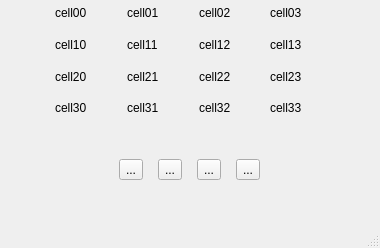
Old version of the form src/mainwindow.ui in the repository winter78102/Game2048.
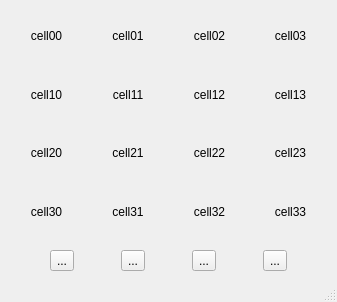
New version of the form. Icons and pictures are not drawn.

Commit message: Edit the page size policy

```diff
--- a/src/mainwindow.ui
+++ b/src/mainwindow.ui
@@ -6,12 +6,12 @@
    <rect>
     <x>0</x>
     <y>0</y>
-    <width>380</width>
-    <height>248</height>
+    <width>337</width>
+    <height>302</height>
    </rect>
   </property>
   <property name="sizePolicy">
-   <sizepolicy hsizetype="Preferred" vsizetype="Preferred">
+   <sizepolicy hsizetype="Expanding" vsizetype="Expanding">
     <horstretch>2</horstretch>
     <verstretch>0</verstretch>
    </sizepolicy>
@@ -20,117 +20,85 @@
    <string>MainWindow</string>
   </property>
   <widget class="QWidget" name="centralwidget">
-   <widget class="QWidget" name="horizontalLayoutWidget">
-    <property name="geometry">
-     <rect>
-      <x>300</x>
-      <y>460</y>
-      <width>160</width>
-      <height>80</height>
-     </rect>
-    </property>
-    <layout class="QHBoxLayout" name="horizontalLayout">
+   <property name="sizePolicy">
+    <sizepolicy hsizetype="Expanding" vsizetype="Expanding">
+     <horstretch>1</horstretch>
+     <verstretch>1</verstretch>
+    </sizepolicy>
+   </property>
+   <layout class="QVBoxLayout" name="verticalLayout">
      <item>
-      <widget class="QToolButton" name="toolButton_2">
-       <property name="text">
-        <string>...</string>
-       </property>
-       <property name="icon">
-        <iconset>
-         <normaloff>resources/Left.JPG</normaloff>resources/Left.JPG</iconset>
-       </property>
-      </widget>
-     </item>
-     <item>
-      <widget class="QToolButton" name="RIGHT">
-       <property name="text">
-        <string>...</string>
-       </property>
-       <property name="icon">
-        <iconset>
-         <normaloff>resources/Right.JPG</normaloff>resources/Right.JPG</iconset>
-       </property>
-      </widget>
-     </item>
-    </layout>
-   </widget>
-   <widget class="QWidget" name="horizontalLayoutWidget_2">
-    <property name="geometry">
-     <rect>
-      <x>110</x>
-      <y>130</y>
-      <width>160</width>
-      <height>80</height>
-     </rect>
-    </property>
-    <layout class="QHBoxLayout" name="horizontalLayout_2">
-     <item>
-      <widget class="QToolButton" name="Left">
-       <property name="text">
-        <string>...</string>
-       </property>
-       <property name="icon">
-        <iconset>
-         <normaloff>resources/Left.JPG</normaloff>resources/Left.JPG</iconset>
-       </property>
-      </widget>
-     </item>
-     <item>
-      <widget class="QToolButton" name="UP">
-       <property name="text">
-        <string>...</string>
-       </property>
-       <property name="icon">
-        <iconset>
-         <normaloff>resources/UP.JPG</normaloff>resources/UP.JPG</iconset>
-       </property>
-      </widget>
-     </item>
-     <item>
-      <widget class="QToolButton" name="Down">
-       <property name="text">
-        <string>...</string>
-       </property>
-       <property name="icon">
-        <iconset>
-         <normaloff>resources/Down.JPG</normaloff>resources/Down.JPG</iconset>
-       </property>
-      </widget>
-     </item>
-     <item>
-      <widget class="QToolButton" name="Right">
-       <property name="text">
-        <string>...</string>
-       </property>
-       <property name="icon">
-        <iconset>
-         <normaloff>resources/Right.JPG</normaloff>resources/Right.JPG</iconset>
-       </property>
-      </widget>
-     </item>
-    </layout>
-   </widget>
-   <widget class="QWidget" name="gridLayoutWidget">
-    <property name="geometry">
-     <rect>
-      <x>55</x>
-      <y>0</y>
-      <width>281</width>
-      <height>121</height>
-     </rect>
-    </property>
-    <layout class="QGridLayout" name="gridLayout">
+     <layout class="QGridLayout" name="gridLayout" rowstretch="0,0,0,0">
+      <property name="sizeConstraint">
+       <enum>QLayout::SizeConstraint::SetDefaultConstraint</enum>
+      </property>
      <item row="1" column="1">
       <widget class="QLabel" name="cell11">
        <property name="text">
         <string>cell11</string>
        </property>
-      </widget>
-     </item>
-     <item row="1" column="0">
-      <widget class="QLabel" name="cell10">
+        <property name="alignment">
+         <set>Qt::AlignmentFlag::AlignCenter</set>
+        </property>
+       </widget>
+      </item>
+      <item row="1" column="2">
+       <widget class="QLabel" name="cell12">
        <property name="text">
-        <string>cell10</string>
+         <string>cell12</string>
+        </property>
+        <property name="alignment">
+         <set>Qt::AlignmentFlag::AlignCenter</set>
+        </property>
+       </widget>
+      </item>
+      <item row="1" column="3">
+       <widget class="QLabel" name="cell13">
+        <property name="text">
+         <string>cell13</string>
+        </property>
+        <property name="alignment">
+         <set>Qt::AlignmentFlag::AlignCenter</set>
+        </property>
+       </widget>
+      </item>
+      <item row="0" column="2">
+       <widget class="QLabel" name="cell02">
+        <property name="text">
+         <string>cell02</string>
+        </property>
+        <property name="alignment">
+         <set>Qt::AlignmentFlag::AlignCenter</set>
+        </property>
+       </widget>
+      </item>
+      <item row="3" column="0">
+       <widget class="QLabel" name="cell30">
+        <property name="text">
+         <string>cell30</string>
+        </property>
+        <property name="alignment">
+         <set>Qt::AlignmentFlag::AlignCenter</set>
+        </property>
+       </widget>
+      </item>
+      <item row="0" column="3">
+       <widget class="QLabel" name="cell03">
+        <property name="text">
+         <string>cell03</string>
+        </property>
+        <property name="alignment">
+         <set>Qt::AlignmentFlag::AlignCenter</set>
+        </property>
+       </widget>
+      </item>
+      <item row="0" column="1">
+       <widget class="QLabel" name="cell01">
+        <property name="text">
+         <string>cell01</string>
+        </property>
+        <property name="alignment">
+         <set>Qt::AlignmentFlag::AlignCenter</set>
        </property>
       </widget>
      </item>
@@ -139,6 +107,9 @@
        <property name="text">
         <string>cell20</string>
        </property>
+        <property name="alignment">
+         <set>Qt::AlignmentFlag::AlignCenter</set>
+        </property>
       </widget>
      </item>
      <item row="2" column="1">
@@ -146,6 +117,29 @@
        <property name="text">
         <string>cell21</string>
        </property>
+        <property name="alignment">
+         <set>Qt::AlignmentFlag::AlignCenter</set>
+        </property>
+       </widget>
+      </item>
+      <item row="2" column="3">
+       <widget class="QLabel" name="cell23">
+        <property name="text">
+         <string>cell23</string>
+        </property>
+        <property name="alignment">
+         <set>Qt::AlignmentFlag::AlignCenter</set>
+        </property>
+       </widget>
+      </item>
+      <item row="3" column="2">
+       <widget class="QLabel" name="cell32">
+        <property name="text">
+         <string>cell32</string>
+        </property>
+        <property name="alignment">
+         <set>Qt::AlignmentFlag::AlignCenter</set>
+        </property>
       </widget>
      </item>
      <item row="3" column="1">
@@ -153,6 +147,29 @@
        <property name="text">
         <string>cell31</string>
        </property>
+        <property name="alignment">
+         <set>Qt::AlignmentFlag::AlignCenter</set>
+        </property>
+       </widget>
+      </item>
+      <item row="2" column="2">
+       <widget class="QLabel" name="cell22">
+        <property name="text">
+         <string>cell22</string>
+        </property>
+        <property name="alignment">
+         <set>Qt::AlignmentFlag::AlignCenter</set>
+        </property>
+       </widget>
+      </item>
+      <item row="1" column="0">
+       <widget class="QLabel" name="cell10">
+        <property name="text">
+         <string>cell10</string>
+        </property>
+        <property name="alignment">
+         <set>Qt::AlignmentFlag::AlignCenter</set>
+        </property>
       </widget>
      </item>
      <item row="0" column="0">
@@ -160,19 +177,8 @@
        <property name="text">
         <string>cell00</string>
        </property>
-      </widget>
-     </item>
-     <item row="3" column="2">
-      <widget class="QLabel" name="cell32">
-       <property name="text">
-        <string>cell32</string>
-       </property>
-      </widget>
-     </item>
-     <item row="3" column="0">
-      <widget class="QLabel" name="cell30">
-       <property name="text">
-        <string>cell30</string>
+        <property name="alignment">
+         <set>Qt::AlignmentFlag::AlignCenter</set>
        </property>
       </widget>
      </item>
@@ -181,59 +187,65 @@
        <property name="text">
         <string>cell33</string>
        </property>
-      </widget>
-     </item>
-     <item row="2" column="2">
-      <widget class="QLabel" name="cell22">
-       <property name="text">
-        <string>cell22</string>
+        <property name="alignment">
+         <set>Qt::AlignmentFlag::AlignCenter</set>
        </property>
       </widget>
      </item>
-     <item row="1" column="2">
-      <widget class="QLabel" name="cell12">
-       <property name="text">
-        <string>cell12</string>
-       </property>
-      </widget>
-     </item>
-     <item row="0" column="2">
-      <widget class="QLabel" name="cell02">
-       <property name="text">
-        <string>cell02</string>
-       </property>
-      </widget>
-     </item>
-     <item row="1" column="3">
-      <widget class="QLabel" name="cell13">
+     </layout>
+    </item>
+    <item>
+     <layout class="QHBoxLayout" name="horizontalLayout_2" stretch="0,0,0,0">
+      <property name="topMargin">
+       <number>6</number>
+      </property>
+      <item>
+       <widget class="QToolButton" name="Left">
        <property name="text">
-        <string>cell13</string>
-       </property>
-      </widget>
-     </item>
-     <item row="2" column="3">
-      <widget class="QLabel" name="cell23">
+         <string>...</string>
+        </property>
+        <property name="icon">
+         <iconset>
+          <normaloff>resources/Left.JPG</normaloff>resources/Left.JPG</iconset>
+        </property>
+       </widget>
+      </item>
+      <item>
+       <widget class="QToolButton" name="UP">
        <property name="text">
-        <string>cell23</string>
-       </property>
-      </widget>
-     </item>
-     <item row="0" column="1">
-      <widget class="QLabel" name="cell01">
+         <string>...</string>
+        </property>
+        <property name="icon">
+         <iconset>
+          <normaloff>resources/UP.JPG</normaloff>resources/UP.JPG</iconset>
+        </property>
+       </widget>
+      </item>
+      <item>
+       <widget class="QToolButton" name="Down">
        <property name="text">
-        <string>cell01</string>
-       </property>
-      </widget>
-     </item>
-     <item row="0" column="3">
-      <widget class="QLabel" name="cell03">
+         <string>...</string>
+        </property>
+        <property name="icon">
+         <iconset>
+          <normaloff>resources/Down.JPG</normaloff>resources/Down.JPG</iconset>
+        </property>
+       </widget>
+      </item>
+      <item>
+       <widget class="QToolButton" name="Right">
        <property name="text">
-        <string>cell03</string>
-       </property>
+         <string>...</string>
+        </property>
+        <property name="icon">
+         <iconset>
+          <normaloff>resources/Right.JPG</normaloff>resources/Right.JPG</iconset>
+        </property>
       </widget>
      </item>
     </layout>
-   </widget>
+    </item>
+   </layout>
   </widget>
   <widget class="QStatusBar" name="statusbar"/>
   <widget class="QMenuBar" name="menuBar">
```
Left out of the diff: 16 changed lines with no effect on the pictures. Lines whose indentation alone changed are shown as unchanged.
